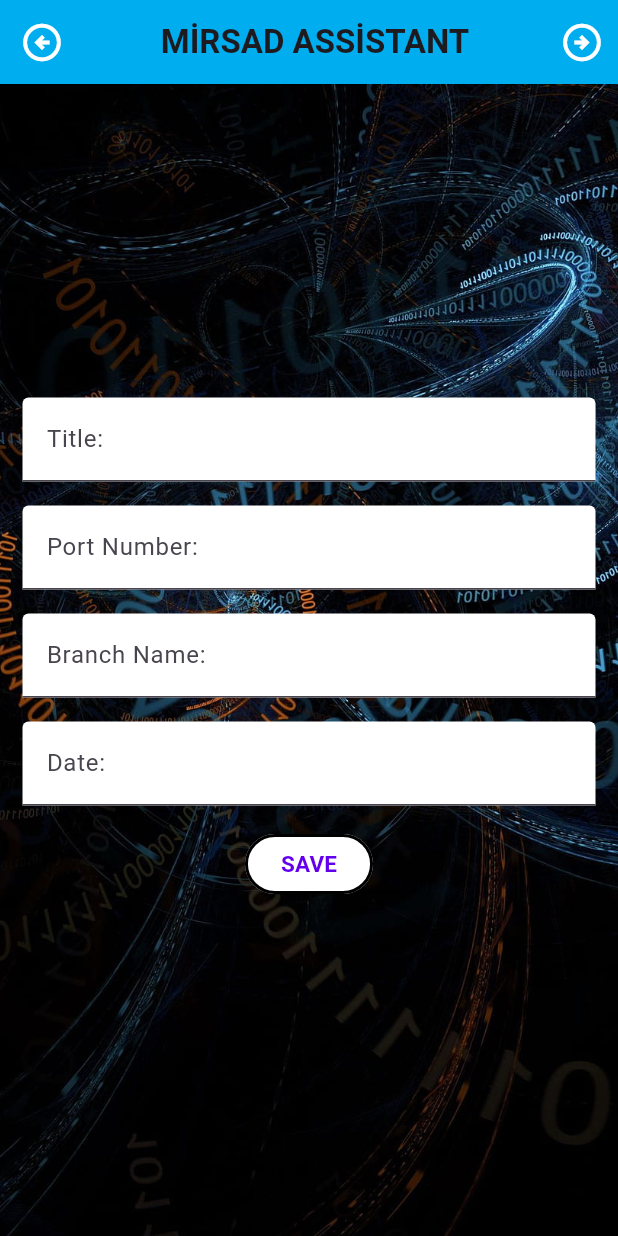
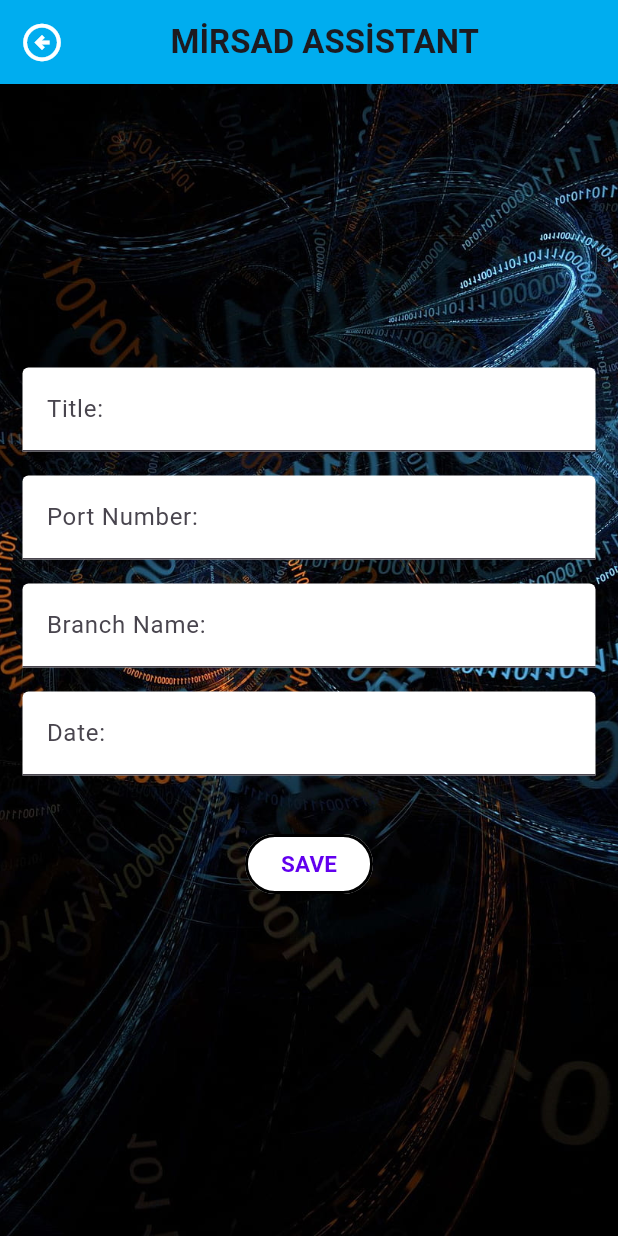
Before and after one commit to burcukcm/flutterproject2, a Flutter app: the screen it shows after launch, after a tap on "NEW", on a phone screen of 412 x 824 dp. Run offline on Flutter 3.47's test engine with Material 2 defaults, Android fonts, the phone set to English and light mode, and no system bars; our stand-ins replace sqflite; accounts and stored records are empty.

Commit message:
Projenin son değişiklikleri yapıldı.

```diff
--- a/lib/Classes/HomePage.dart
+++ b/lib/View/home_view.dart
@@ -1,13 +1,15 @@
 import 'package:flutter/material.dart';
-import 'package:flutterproject/View/SecondPage.dart';
-import 'package:flutterproject/View/ThirdPage.dart';
+import 'package:flutterproject/View/second_view.dart';
+import 'package:flutterproject/View/third_view.dart';
 import 'package:flutterproject/constants/app_constants.dart';
-import 'package:flutterproject/Navigation/navigationHelper.dart';
+import 'package:flutterproject/Navigation/navigation_helper.dart';
 
-class HomePage extends StatelessWidget {
+class HomeViev extends StatelessWidget {
+  const HomeViev({super.key});
+
   @override
   Widget build(BuildContext context) {
-    return Scaffold(
+    return const Scaffold(
       appBar: MyAppBar1(),
       body: MyDecoratedBox(),
     );
@@ -15,6 +17,8 @@ class HomePage extends StatelessWidget {
 }
 
 class MyDecoratedBox extends StatelessWidget {
+  const MyDecoratedBox({super.key});
+
   @override
   Widget build(BuildContext context) {
     return DecoratedBox(
@@ -33,7 +37,7 @@ class MyDecoratedBox extends StatelessWidget {
             child: Text(
               AppStrings.entryText,
               style: TextStyle(
-                fontSize: Font.entryfont,
+                fontSize: Font.entryFont,
                 color: AppColors.sixthColor,
                 fontStyle: FontStyle.italic,
               ),
@@ -43,24 +47,24 @@ class MyDecoratedBox extends StatelessWidget {
           Center(
             child: SizedBox(
               width: AppSize.sizedBoxWidth,
-              height: AppSize.sizedBoxheight,
+              height: AppSize.SizedBoxHeight,
               child: ElevatedButton(
-                child: const Text(
-                  AppStrings.newText,
-                  style: TextStyle(
-                    color: AppColors.thirdColor,
-                    fontSize: Font.buttonfont,
-                    fontWeight: FontWeight.bold,
-                  ),
-                ),
                 onPressed: () {
-                  NavigationHelper.navigateToPage(context, const SecondPage());
+                  NavigationHelper.navigateToPage(context, const SecondView());
                 },
                 style: ElevatedButton.styleFrom(
                   shape: RoundedRectangleBorder(
                     borderRadius: BorderRadius.circular(BorderSize.borderRadiusCircular),
                   ),
                   backgroundColor: Colors.white,
+                ),
+                child: const Text(
+                  AppStrings.newText,
+                  style: TextStyle(
+                    color: AppColors.thirdColor,
+                    fontSize: Font.buttonFont,
+                    fontWeight: FontWeight.bold,
+                  ),
                 ),
               ),
             ),
@@ -73,9 +77,10 @@ class MyDecoratedBox extends StatelessWidget {
 }
 
 class MyAppBar1 extends StatelessWidget implements PreferredSizeWidget {
+  const MyAppBar1({super.key});
+
   @override
   Size get preferredSize => const Size.fromHeight(kToolbarHeight);
-
   @override
   Widget build(BuildContext context) {
     return AppBar(
@@ -86,7 +91,7 @@ class MyAppBar1 extends StatelessWidget implements PreferredSizeWidget {
           Navigator.push(
             context,
             MaterialPageRoute(
-              builder: (context) => const ThirdPage(),
+              builder: (context) => const ThirdView(),
             ),
           );
         },
@@ -94,9 +99,9 @@ class MyAppBar1 extends StatelessWidget implements PreferredSizeWidget {
       backgroundColor: AppColors.fifthColor,
       title: const Center(
         child: Padding(
-          padding: EdgeInsets.only(right: AppSize.paddingRightbig),
+          padding: EdgeInsets.only(right: AppSize.paddingRightBig),
           child: Text(
-            AppStrings.projectlabel,
+            AppStrings.projectLabel,
             style: TextStyle(fontWeight: FontWeight.bold),
           ),
         ),
--- a/lib/View/SecondPage.dart
+++ b/lib/View/second_view.dart
@@ -1,20 +1,18 @@
 import 'package:flutter/material.dart';
-import 'package:flutterproject/Classes/HomePage.dart';
-import 'package:flutterproject/View/ThirdPage.dart';
+import 'package:flutterproject/Navigation/navigation_helper.dart';
+import 'package:flutterproject/View/home_view.dart';
 import 'package:flutterproject/constants/app_constants.dart';
-import 'package:flutterproject/helper/databasehelper.dart';
-import 'package:flutterproject/Navigation/navigationHelper.dart';
+import 'package:flutterproject/helper/database_helper.dart';
 
-class SecondPage extends StatefulWidget {
+class SecondView extends StatefulWidget {
   final Map<String, dynamic>? data;
 
-  const SecondPage({Key? key, this.data}) : super(key: key);
+  const SecondView({Key? key, this.data}) : super(key: key);
 
   @override
-  _SecondPageState createState() => _SecondPageState();
+  _SecondViewState createState() => _SecondViewState();
 }
-
-class _SecondPageState extends State<SecondPage> {
+class _SecondViewState extends State<SecondView> {
   final TextEditingController titleController = TextEditingController();
   final TextEditingController portController = TextEditingController();
   final TextEditingController branchController = TextEditingController();
@@ -38,27 +36,21 @@ class _SecondPageState extends State<SecondPage> {
       appBar: AppBar(
         backgroundColor: AppColors.primaryColor,
         title: const Center(
-          child: Text(
-            AppStrings.projectlabel,
-            style: TextStyle(fontWeight: FontWeight.bold),
+          child: Padding(
+            padding: EdgeInsets.only(right: AppSize.paddingSize),
+            child: Text(
+              AppStrings.projectLabel,
+              style: TextStyle(fontWeight: FontWeight.bold),
+            ),
           ),
         ),
         leading: IconButton(
           icon: const Icon(Icons.arrow_circle_left_outlined, color: AppColors.sixthColor),
           iconSize: AppSize.iconSize,
           onPressed: () {
-            NavigationHelper.navigateToPage(context,HomePage ());
+            NavigationHelper.navigateToPage(context, const HomeViev());
           },
         ),
-        actions: [
-          IconButton(
-            icon: const Icon(Icons.arrow_circle_right_outlined, color: AppColors.sixthColor),
-            iconSize: AppSize.iconSize,
-            onPressed: () {
-              NavigationHelper.navigateToPage(context, const ThirdPage());
-            },
-          ),
-        ],
       ),
       body: DecoratedBox(
         decoration: const BoxDecoration(
@@ -74,7 +66,7 @@ class _SecondPageState extends State<SecondPage> {
                 mainAxisAlignment: MainAxisAlignment.center,
                 children: [
                   Padding(
-                    padding: const EdgeInsets.only(right: AppSize.paddingRight,left:AppSize.paddingleft),
+                    padding: const EdgeInsets.only(right: AppSize.paddingRight,left:AppSize.paddingLeft),
                     child: TextFormField(
                       controller: titleController,
                       onChanged: (value) {
@@ -89,7 +81,7 @@ class _SecondPageState extends State<SecondPage> {
                   ),
                   const SizedBox(height: AppSize.sizedBoxHeight),
                   Padding(
-                    padding: const EdgeInsets.only(right: AppSize.paddingRight,left:AppSize.paddingleft),
+                    padding: const EdgeInsets.only(right: AppSize.paddingRight,left:AppSize.paddingLeft),
                     child: TextFormField(
                       controller: portController,
                       keyboardType: TextInputType.number,
@@ -105,7 +97,7 @@ class _SecondPageState extends State<SecondPage> {
                   ),
                   const SizedBox(height: AppSize.sizedBoxHeight),
                   Padding(
-                    padding: const EdgeInsets.only(right: AppSize.paddingRight,left:AppSize.paddingleft),
+                    padding: const EdgeInsets.only(right: AppSize.paddingRight,left:AppSize.paddingLeft),
                     child: TextFormField(
                       controller: branchController,
                       onChanged: (value) {
@@ -120,7 +112,7 @@ class _SecondPageState extends State<SecondPage> {
                   ),
                   const SizedBox(height: AppSize.sizedBoxHeight),
                   Padding(
-                    padding: const EdgeInsets.only(right: AppSize.paddingRight,left:AppSize.paddingleft),
+                    padding: const EdgeInsets.only(right: AppSize.paddingRight,left:AppSize.paddingLeft),
                     child: TextFormField(
                       controller: dateController,
                       readOnly: true,
@@ -166,13 +158,13 @@ class _SecondPageState extends State<SecondPage> {
       firstDate: DateTime(2000),
       lastDate: DateTime(2101),
     );
-
     if (pickedDate != null) {
       setState(() {
         dateController.text = "${pickedDate.day}/${pickedDate.month}/${pickedDate.year}";
       });
     }
   }
+
   void _saveData() {
     final dbHelper = DatabaseHelper();
     String title = titleController.text;
@@ -183,7 +175,7 @@ class _SecondPageState extends State<SecondPage> {
     try {
       port = int.parse(portController.text);
       if (port < 0) {
-        throw FormatException();
+        throw const FormatException();
       }
     } catch (e) {
       showDialog(
@@ -215,12 +207,10 @@ class _SecondPageState extends State<SecondPage> {
       } else {
         dbHelper.insertData(title, port, branch, date);
       }
-
       titleController.clear();
       portController.clear();
       branchController.clear();
       dateController.clear();
-
     } else {
       showDialog(
         context: context,
--- a/lib/constants/app_constants.dart
+++ b/lib/constants/app_constants.dart
@@ -1,4 +1,3 @@
-
 import 'dart:core';
 import 'package:flutter/material.dart';
 
@@ -8,39 +7,43 @@ abstract class AppColors {
   static const Color thirdColor = Color(0xFF6200EE);
   static const Color fifthColor = Color(0xFF03A9F4);
   static const Color sixthColor = Colors.white;
-  static const Color seventhColor =Colors.black;
-  static const Color eighthColor =Colors.red;
-  static const Color ninthColor =  Colors.white54;
+  static const Color seventhColor = Colors.black;
+  static const Color eighthColor = Colors.red;
+  static const Color ninthColor = Colors.white54;
 }
+
 abstract class AppSize {
-  static const double sizedBoxHeight1 = 55.0,sizedBoxWidth1 = double.infinity;
+  static const double sizedBoxHeight1 = 55.0, sizedBoxWidth1 = double.infinity;
   static const double rightPaddingValue = 45.0;
-  static const double paddingSize =15.0;
+  static const double paddingSize = 35.0;
   static const double sizedBoxHeight = 16.0;
   static const double sizedBoxWidth = 175.0;
-  static const double sizedBoxheight = 50.0;
+  static const double SizedBoxHeight = 50.0;
   static const double padding1 = 10.0;
   static const double padding2 = 20.0;
-  static const double paddingRightbig = 40.0;
+  static const double paddingRightBig = 40.0;
   static const double paddingRight = 15.0;
-  static const double paddingleft = 15.0;
+  static const double paddingLeft = 15.0;
   static const double iconSize = 30.0;
 }
+
 abstract class AppImages {
   static const String imagePath1 = 'photos/code.jpg';
 }
-abstract class BorderSize{
-  static const double borderRadiusCircular=150.0;
-  static const double borderWidth =2.0;
+
+abstract class BorderSize {
+  static const double borderRadiusCircular = 150.0;
+  static const double borderWidth = 2.0;
 }
 
 abstract class Font {
-  static const double fontSize =15.0;
-  static const double buttonfont =20;
-  static const double entryfont=50.0;
+  static const double fontSize = 15.0;
+  static const double buttonFont = 20;
+  static const double entryFont = 50.0;
 }
+
 class AppStrings {
-  static const String projectlabel= "MİRSAD ASSİSTANT";
+  static const String projectLabel = "MİRSAD ASSİSTANT";
   static const String entryText = "\"WELCOME !\"";
   static const String refreshText = "REFRESH";
   static const String newText = "NEW";
@@ -50,7 +53,8 @@ class AppStrings {
   static const String titleText = "Title:";
   static const String dateText = "Date:";
   static const String errorText = "ERROR!";
-  static const String invalidText = "İnvaid Port Number.Enter positive number!";
+  static const String invalidText =
+      "Invalid port number.Please enter positive number!";
   static const String okText = "OK";
   static const String fillText = "Please fill in all fields.";
 }
--- a/lib/View/main.dart
+++ b/lib/main.dart
@@ -1,16 +1,14 @@
-import 'package:flutterproject/View/SecondPage.dart';
-import 'package:flutterproject/View/ThirdPage.dart';
+
 import 'package:flutter/material.dart';
-import '../Classes/HomePage.dart';
+import 'View/home_view.dart';
 import 'package:flutterproject/constants/app_constants.dart';
-import 'package:flutterproject/Navigation/navigationHelper.dart';
 
 void main() {
   runApp(const MyApp());
 }
 
 class MyApp extends StatelessWidget {
-  const MyApp({Key? key});
+  const MyApp({super.key});
 
   @override
   Widget build(BuildContext context) {
@@ -21,7 +19,7 @@ class MyApp extends StatelessWidget {
         colorScheme: ColorScheme.fromSeed(seedColor: AppColors.thirdColor),
         useMaterial3: true,
       ),
-      home: HomePage(),
+      home: const HomeViev(),
     );
   }
 }
--- a/pubspec.yaml
+++ b/pubspec.yaml
@@ -66,8 +66,8 @@ flutter:
   # To add assets to your application, add an assets section, like this:
   assets:
     - photos/code.jpg
-    - lib/helper/databasehelper.dart
-  #   - images/a_dot_ham.jpeg
+    - lib/helper/database_helper.dart
+
 
   # An image asset can refer to one or more resolution-specific "variants", see
   # https://flutter.dev/assets-and-images/#resolution-aware
```
Also changed, not shown: lib/View/third_view.dart (renamed from lib/View/ThirdPage.dart, +23 -18 lines), lib/navigation/navigation_helper.dart (renamed from lib/Navigation/navigationHelper.dart, +4 -4 lines), icon/mylogo.png (added), lib/helper/database_helper.dart (renamed from lib/helper/databasehelper.dart), 4 other files.
